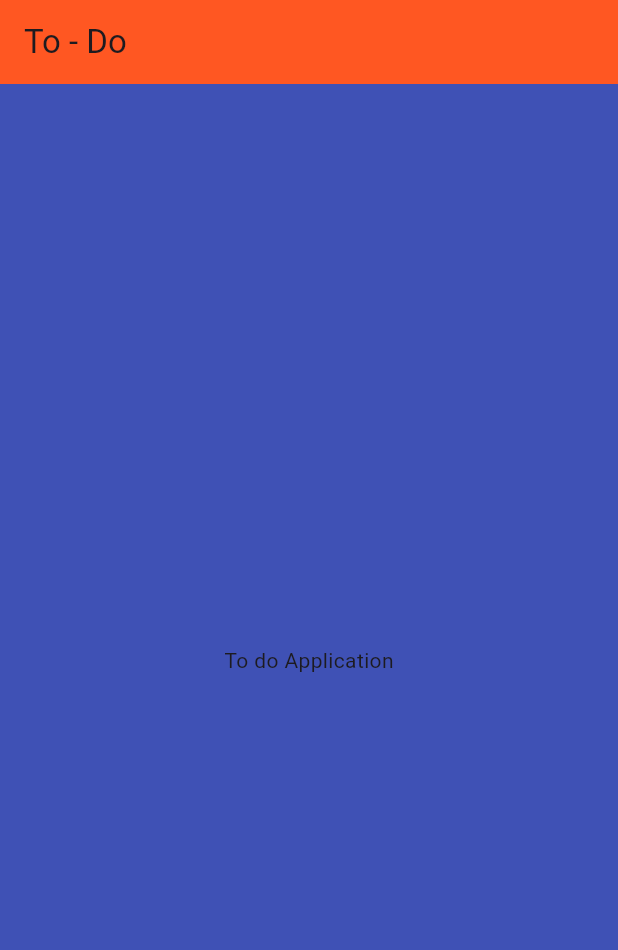
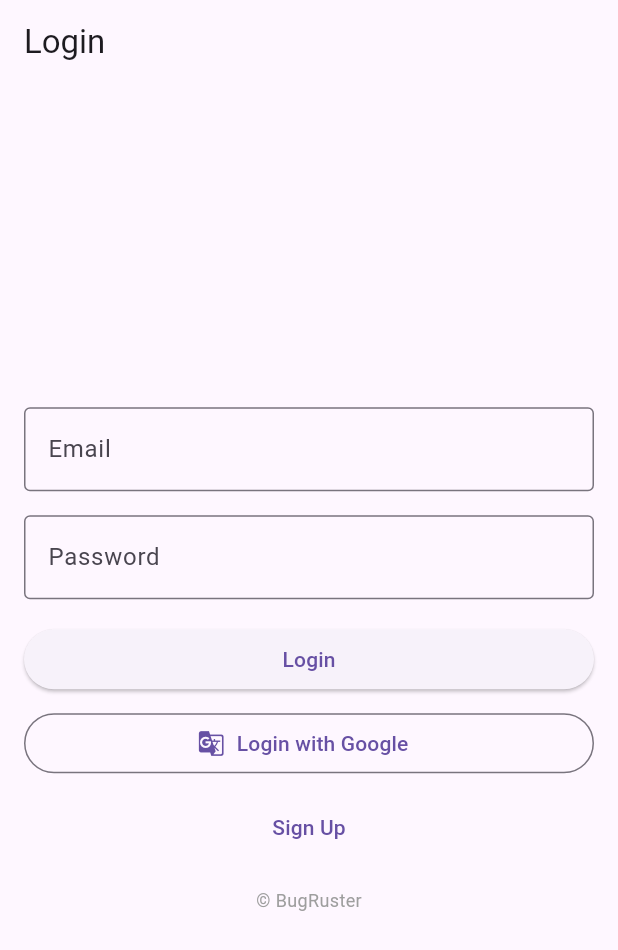
Before and after one commit to BugRuster/todo, a Flutter app: the screen it shows after launch, on a phone screen of 412 x 824 dp. Shown: the top 950 px of the screen. Run offline on Flutter 3.47's test engine with Material 3 defaults, Android fonts, the phone set to English and light mode, and no system bars; our stand-ins replace get.

Commit message:
LoginPage Updated

```diff
--- a/lib/Login/LoginPage.dart
+++ b/lib/Login/LoginPage.dart
@@ -0,0 +1,112 @@
+import 'package:flutter/material.dart';
+import 'package:url_launcher/url_launcher.dart';
+
+void main() {
+  runApp(MyApp());
+}
+
+class MyApp extends StatelessWidget {
+  @override
+  Widget build(BuildContext context) {
+    return MaterialApp(
+      title: 'Login Page',
+      theme: ThemeData(
+        primarySwatch: Colors.blue,
+      ),
+      home: LoginPage(),
+    );
+  }
+}
+
+class LoginPage extends StatelessWidget {
+  @override
+  Widget build(BuildContext context) {
+    return Scaffold(
+      appBar: AppBar(
+        title: Text('Login'),
+      ),
+      body: Center(
+        child: SingleChildScrollView(
+          padding: EdgeInsets.all(16.0),
+          child: Column(
+            mainAxisAlignment: MainAxisAlignment.center,
+            crossAxisAlignment: CrossAxisAlignment.stretch,
+            children: [
+              // Email field
+              TextField(
+                keyboardType: TextInputType.emailAddress,
+                decoration: InputDecoration(
+                  labelText: 'Email',
+                  border: OutlineInputBorder(),
+                ),
+              ),
+              SizedBox(height: 16.0),
+
+              // Password field
+              TextField(
+                obscureText: true,
+                decoration: InputDecoration(
+                  labelText: 'Password',
+                  border: OutlineInputBorder(),
+                ),
+              ),
+              SizedBox(height: 16.0),
+
+              // Login button
+              ElevatedButton(
+                onPressed: () {
+                  // Add your login logic here
+                },
+                child: Text('Login'),
+              ),
+              SizedBox(height: 8.0),
+
+              // Login with Google button
+              OutlinedButton.icon(
+                onPressed: () {
+                  // Add your Google login logic here
+                },
+                icon: Icon(Icons.g_translate),
+                label: Text('Login with Google'),
+              ),
+              SizedBox(height: 8.0),
+
+              // Sign Up button
+              TextButton(
+                onPressed: () {
+                  // Add your sign-up logic here
+                },
+                child: Text('Sign Up'),
+              ),
+
+              SizedBox(height: 16.0),
+
+              // Copyright text with clickable link
+              GestureDetector(
+                onTap: () {
+                  _launchURL('https://www.bugruster.live'); // Replace with your website URL
+                },
+                child: Container(
+                  child: Center(
+                    child: Text(
+                      '© BugRuster',
+                      style: TextStyle(
+                        fontSize: 12,
+                        color: Colors.grey, // Change the color as needed
+                      ),
+                    ),
+                  ),
+                ),
+              ),
+            ],
+          ),
+        ),
+      ),
+    );
+  }
+
+  // Function to launch a URL
+  _launchURL(String url) async {
+    await launch(url);
+  }
+}
--- a/lib/main.dart
+++ b/lib/main.dart
@@ -1,6 +1,8 @@
 import 'package:flutter/material.dart';
+import 'package:get/get.dart';
+import 'Login/LoginPage.dart';
 
-void main() {
+void main() async {
   runApp(const MyApp());
 }
 
@@ -10,18 +12,12 @@ class MyApp extends StatelessWidget {
   // This widget is the root of your application.
   @override
   Widget build(BuildContext context) {
-    return MaterialApp(
-      home: Scaffold(
-        appBar: AppBar(
-          title: Text("To - Do "),
-          backgroundColor: Colors.deepOrange,
-        ),
-        backgroundColor: Colors.indigo,
-        body: Center(
-          child: Text(
-              'To do Application'),
-        ),
+    return GetMaterialApp(
+      title: 'To-Do Demo',
+      theme: ThemeData(
+        primarySwatch: Colors.blue,
       ),
+      home: LoginPage(),
     );
   }
 }
--- a/pubspec.yaml
+++ b/pubspec.yaml
@@ -30,6 +30,8 @@ environment:
 dependencies:
   flutter:
     sdk: flutter
+  get: ^4.6.5
+  url_launcher: ^6.0.13
 
 
   # The following adds the Cupertino Icons font to your application.
```
Also changed, not shown: pubspec.lock, 5 other files.
